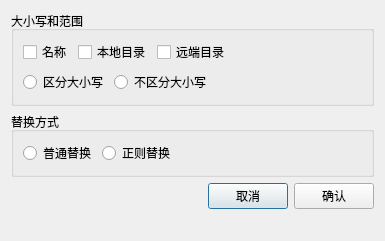
Above: Gui/Form/ReplaceArea.ui from taynpg/relayFile before the change. Below: the same form after it.
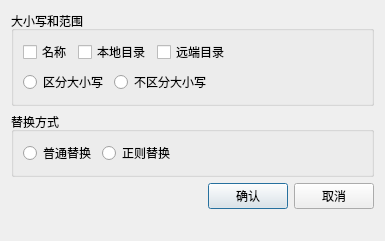
That is the form after the change.

```diff
--- a/Gui/Form/ReplaceArea.ui
+++ b/Gui/Form/ReplaceArea.ui
@@ -148,16 +148,16 @@
       </spacer>
      </item>
      <item>
-      <widget class="QPushButton" name="btnCancel">
+      <widget class="QPushButton" name="btnOk">
        <property name="text">
-        <string>取消</string>
+        <string>确认</string>
        </property>
       </widget>
      </item>
      <item>
-      <widget class="QPushButton" name="btnOk">
+      <widget class="QPushButton" name="btnCancel">
        <property name="text">
-        <string>确认</string>
+        <string>取消</string>
        </property>
       </widget>
      </item>
```
